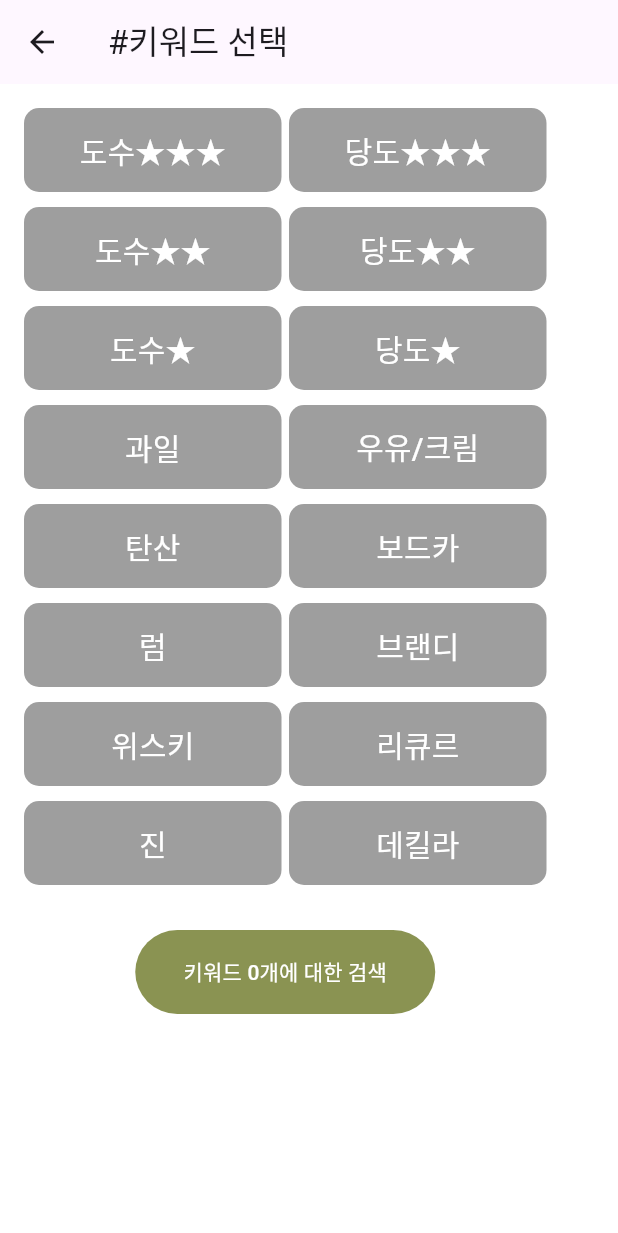
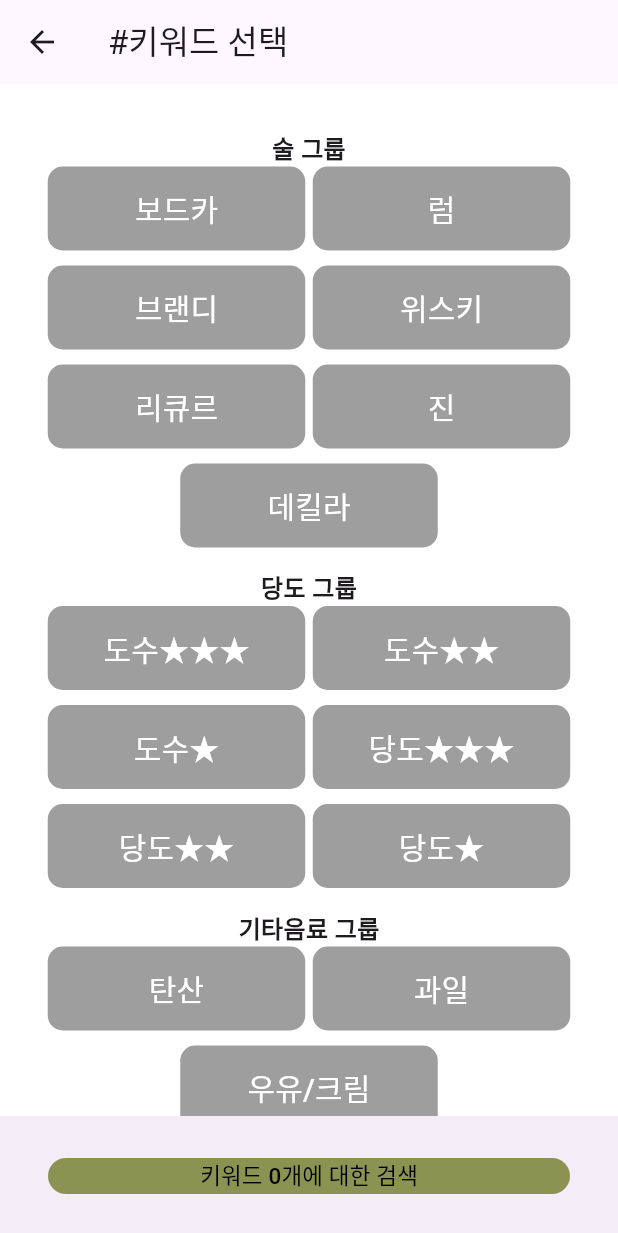
Before and after one commit to daehun123/CAKI_project, a Flutter app: the FilterScreen screen opened directly, on a phone screen of 412 x 824 dp. Shown: the top 1233 px of the screen. Run offline on Flutter 3.47's test engine with Material 3 defaults, Android fonts, the phone set to English and light mode, and no system bars; drawn by our look-alikes of group_button; our stand-ins replace shared_preferences; accounts and stored records are empty.

Commit message:
필터 스크린 수정 및 부분위젯 생성

```diff
--- a/lib/Screens/search/Components/search_filterBT.dart
+++ b/lib/Screens/search/Components/search_filterBT.dart
@@ -16,7 +16,7 @@ class SearchFilterBT extends StatelessWidget {
         );
       },
       child: Container( // 둥근 상자
-        width: 80,  // 상자 너비
+        width: 60,  // 상자 너비
         height: 40,  // 상자 높이
         decoration: BoxDecoration(
           color: Colors.white, // 흰색 바탕
@@ -32,7 +32,7 @@ class SearchFilterBT extends StatelessWidget {
           '필터',
           textAlign: TextAlign.center, // 텍스트 중앙 정렬
           style: TextStyle(
-              fontSize: 20.0,
+              fontSize: 15.0,
               color: Colors.black,
               //fontWeight: FontWeight.bold
           ), // 흰색 텍스트
--- a/lib/Screens/search/FilterScreen.dart
+++ b/lib/Screens/search/FilterScreen.dart
@@ -2,9 +2,7 @@ import 'package:caki_project/Screens/search/Search_Resultscreen.dart';
 import 'package:flutter/cupertino.dart';
 import 'package:flutter/material.dart';
 import 'package:group_button/group_button.dart';
-
 import '../../Components/constants.dart';
-import '../Preference/preference_screen.dart';
 
 class FilterScreen extends StatefulWidget {
   FilterScreen({Key? key}) : super(key: key);
@@ -14,9 +12,34 @@ class FilterScreen extends StatefulWidget {
 }
 
 class _FilterScreenState extends State<FilterScreen> {
+  late GroupButtonController _controller; // GroupButtonController 선언
+  List<String> alcoholGroup = [
+    '보드카',
+    '럼',
+    '브랜디',
+    '위스키',
+    '리큐르',
+    '진',
+    '데킬라',
+  ];
+
+  List<String> tasteGroup = [
+    '도수★★★',
+    '도수★★',
+    '도수★',
+    '당도★★★',
+    '당도★★',
+    '당도★',
+  ];
+
+  List<String> otherGroup = [
+    '탄산',
+    '과일',
+    '우유/크림',
+  ];
+
   List<String> choiceList = []; // 사용자의 선택을 저장하는 리스트
   int selectCount = 0;
-  late GroupButtonController _controller; // GroupButtonController 선언
 
   @override
   void initState() {
@@ -34,32 +57,22 @@ class _FilterScreenState extends State<FilterScreen> {
         child: SafeArea(
           child: Padding(
             padding: const EdgeInsets.all(16.0),
+            child: Container(
+              width: MediaQuery.of(context).size.width,
               child: Column(
                 mainAxisAlignment: MainAxisAlignment.spaceEvenly,
                 children: [
-                ScrollInjector(
-                  // 그룹 버튼을 가로로 스크롤 가능하게 만들기 위한 위젯
-                  groupingType: GroupingType.wrap,
-                  child: GroupButton(
-                    buttons: const [
-                      // 버튼 그룹의 옵션들
-                      '도수★★★',
-                      '당도★★★',
-                      '도수★★',
-                      '당도★★',
-                      '도수★',
-                      '당도★',
-                      '과일',
-                      '우유/크림',
-                      '탄산',
-                      '보드카',
-                      '럼',
-                      '브랜디',
-                      '위스키',
-                      '리큐르',
-                      '진',
-                      '데킬라'
-                    ],
+                  Column(
+                    children: [
+                      SizedBox(height: 15),
+                      Text(
+                        '술 그룹', // 술 그룹 텍스트 추가
+                        style: TextStyle(
+                            fontSize: 16, fontWeight: FontWeight.bold),
+                      ),
+                      // 술 그룹 버튼
+                      GroupButton(
+                        buttons: alcoholGroup,
                         options: GroupButtonOptions(
                           selectedShadow: const [],
                           unselectedShadow: const [],
@@ -68,20 +81,17 @@ class _FilterScreenState extends State<FilterScreen> {
                             color: Colors.white,
                           ),
                           selectedColor: kColor,
-                      // 선택된 버튼의 색상
                           unselectedColor: Colors.grey,
-                      // 선택되지 않은 버튼의 색상
                           unselectedTextStyle: const TextStyle(
                             fontSize: 20,
                             color: Colors.white,
                           ),
                           borderRadius: BorderRadius.circular(10),
                           spacing: 5,
-                      // 버튼 사이의 간격
                           buttonWidth: MediaQuery.of(context).size.width / 2.4,
                         ),
                         isRadio: false,
-                    controller: _controller, // 생성한 controller 할당
+                        controller: _controller,
                         onSelected: (val, i, selected) {
                           setState(() {
                             if (selected) {
@@ -97,11 +107,104 @@ class _FilterScreenState extends State<FilterScreen> {
                           });
                         },
                       ),
+                      SizedBox(height: 15),
+                      Text(
+                        '당도 그룹', // 당도 그룹 텍스트 추가
+                        style: TextStyle(
+                            fontSize: 16, fontWeight: FontWeight.bold),
                       ),
-                const SizedBox(
-                  height: 30,
+                      // 당도 그룹 버튼
+                      GroupButton(
+                        buttons: tasteGroup,
+                        options: GroupButtonOptions(
+                          selectedShadow: const [],
+                          unselectedShadow: const [],
+                          selectedTextStyle: const TextStyle(
+                            fontSize: 20,
+                            color: Colors.white,
                           ),
-                ElevatedButton(
+                          selectedColor: kColor,
+                          unselectedColor: Colors.grey,
+                          unselectedTextStyle: const TextStyle(
+                            fontSize: 20,
+                            color: Colors.white,
+                          ),
+                          borderRadius: BorderRadius.circular(10),
+                          spacing: 5,
+                          buttonWidth: MediaQuery.of(context).size.width / 2.4,
+                        ),
+                        isRadio: false,
+                        controller: _controller,
+                        onSelected: (val, i, selected) {
+                          setState(() {
+                            if (selected) {
+                              choiceList.add(val); // 선택된 버튼을 리스트에 추가
+                              selectCount++; // 선택된 취향 개수 증가
+                            } else {
+                              choiceList.remove(val);
+                              // 선택 취소된 버튼을 리스트에서 제거
+                              debugPrint('$choiceList');
+                              // 선택된 취향 리스트를 디버그 로그로 출력
+                              selectCount--; // 선택된 취향 개수 감소
+                            }
+                          });
+                        },
+                      ),
+                      SizedBox(height: 15),
+                      Text(
+                        '기타음료 그룹', // 기타음료 그룹 텍스트 추가
+                        style: TextStyle(
+                            fontSize: 16, fontWeight: FontWeight.bold),
+                      ),
+                      // 기타음료 그룹 버튼
+                      GroupButton(
+                        buttons: otherGroup,
+                        options: GroupButtonOptions(
+                          selectedShadow: const [],
+                          unselectedShadow: const [],
+                          selectedTextStyle: const TextStyle(
+                            fontSize: 20,
+                            color: Colors.white,
+                          ),
+                          selectedColor: kColor,
+                          unselectedColor: Colors.grey,
+                          unselectedTextStyle: const TextStyle(
+                            fontSize: 20,
+                            color: Colors.white,
+                          ),
+                          borderRadius: BorderRadius.circular(10),
+                          spacing: 5,
+                          buttonWidth: MediaQuery.of(context).size.width / 2.4,
+                        ),
+                        isRadio: false,
+                        controller: _controller,
+                        onSelected: (val, i, selected) {
+                          setState(() {
+                            if (selected) {
+                              choiceList.add(val); // 선택된 버튼을 리스트에 추가
+                              selectCount++; // 선택된 취향 개수 증가
+                            } else {
+                              choiceList.remove(val);
+                              // 선택 취소된 버튼을 리스트에서 제거
+                              debugPrint('$choiceList');
+                              // 선택된 취향 리스트를 디버그 로그로 출력
+                              selectCount--; // 선택된 취향 개수 감소
+                            }
+                          });
+                        },
+                      ),
+                    ],
+                  ),
+                ],
+              ),
+            ),
+          ),
+        ),
+      ),
+      bottomNavigationBar: BottomAppBar(
+        child: Padding(
+          padding: const EdgeInsets.all(16.0),
+          child: ElevatedButton(
             style: ElevatedButton.styleFrom(
               shape: RoundedRectangleBorder(
                 borderRadius: BorderRadius.circular(30),
@@ -121,10 +224,8 @@ class _FilterScreenState extends State<FilterScreen> {
               );
             },
             child: Text(
-                    '키워드 $selectCount개에 대한 검색'.toUpperCase(), // 검색 버튼 텍스트
-                  ),
-                ),
-              ],
+              '키워드 $selectCount개에 대한 검색'.toUpperCase(),
+              style: TextStyle(fontSize: 15.0, color: Colors.black,), // 흰색 텍스트// 검색 버튼 텍스트
             ),
           ),
         ),
```
Also changed, not shown: lib/Screens/search/Components/F_alcoholGroup.dart (added), lib/Screens/search/Components/F_expertGroup.dart (added), lib/Screens/search/Components/F_otherGroup.dart (added), lib/Screens/search/Components/F_tasteGroup.dart (added). Lines whose indentation alone changed are shown as unchanged.
